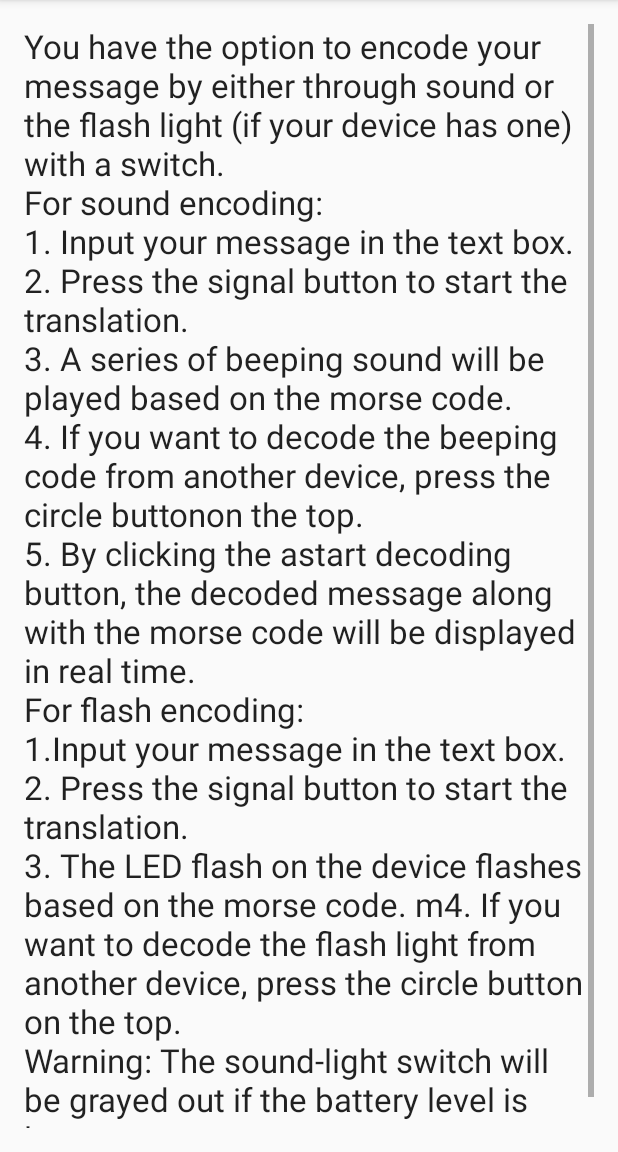
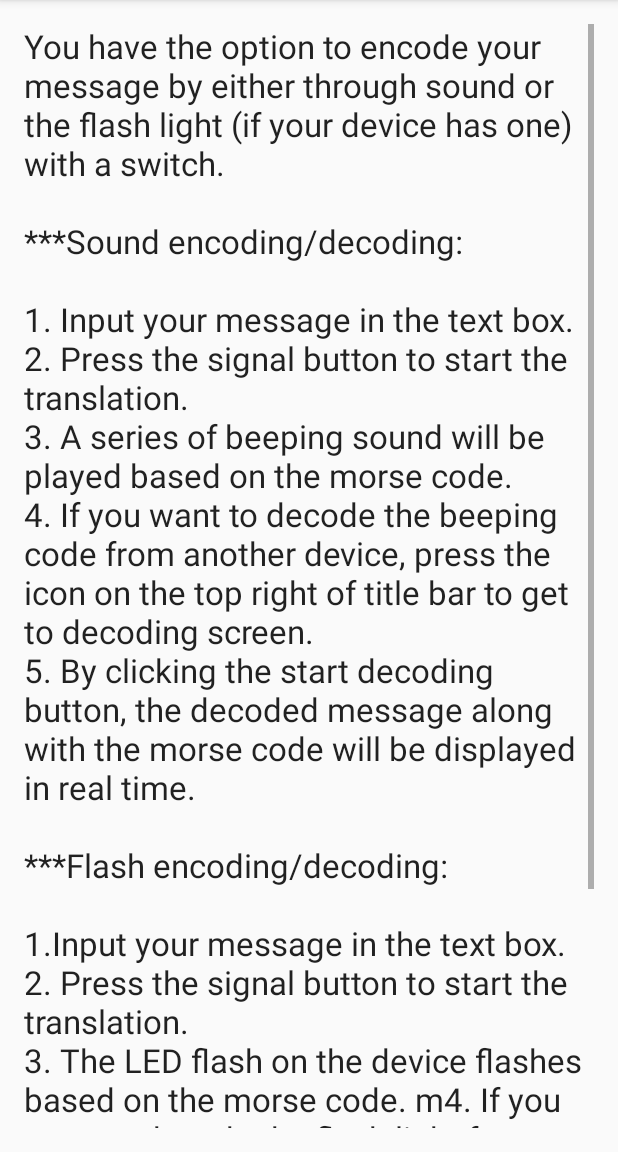
Before and after one commit to Vicken52/MorseLight, an Android app: the Help3 screen opened directly, with no data from a screen before it, on a phone screen of 412 x 824 dp, the part 84-1236 px from its top. Run offline under Robolectric (Android 15) with nearby library versions, the light colour scheme and no system bars.

Commit message:
modify help3_txt

```diff
--- a/app/src/main/res/values/strings.xml
+++ b/app/src/main/res/values/strings.xml
@@ -80,17 +80,22 @@
     </string>
     <string name="title_activity_help3">How to Use MorseLight</string>
     <string name="help3_text">You have the option to encode your message by either through sound or the flash light (if your device has one) with a switch.
-        \nFor sound encoding:
+        \n
+        \n***Sound encoding/decoding:
+        \n
         \n1. Input your message in the text box.
         \n2. Press the signal button to start the translation.
         \n3. A series of beeping sound will be played based on the morse code.
-        \n4. If you want to decode the beeping code from another device, press the circle buttonon the top.
-        \n5. By clicking the astart decoding button, the decoded message along with the morse code will be displayed in real time.
-        \nFor flash encoding:
+        \n4. If you want to decode the beeping code from another device, press the icon on the top right of title bar to get to decoding screen.
+        \n5. By clicking the start decoding button, the decoded message along with the morse code will be displayed in real time.
+        \n
+        \n***Flash encoding/decoding:
+        \n
         \n1.Input your message in the text box.
         \n2. Press the signal button to start the translation.
         \n3. The LED flash on the device flashes based on the morse code.
-        \m4. If you want to decode the flash light from another device, press the circle button on the top.
-        \nWarning: The sound-light switch will be grayed out if the battery level is low.
+        \m4. If you want to decode the flash light from another device, press the icon on the top right of title bar to get to decoding screen.
+        \n
+        \n***Warning: The sound-light switch will be grayed out if the battery level is low.
     </string>
 </resources>
```
